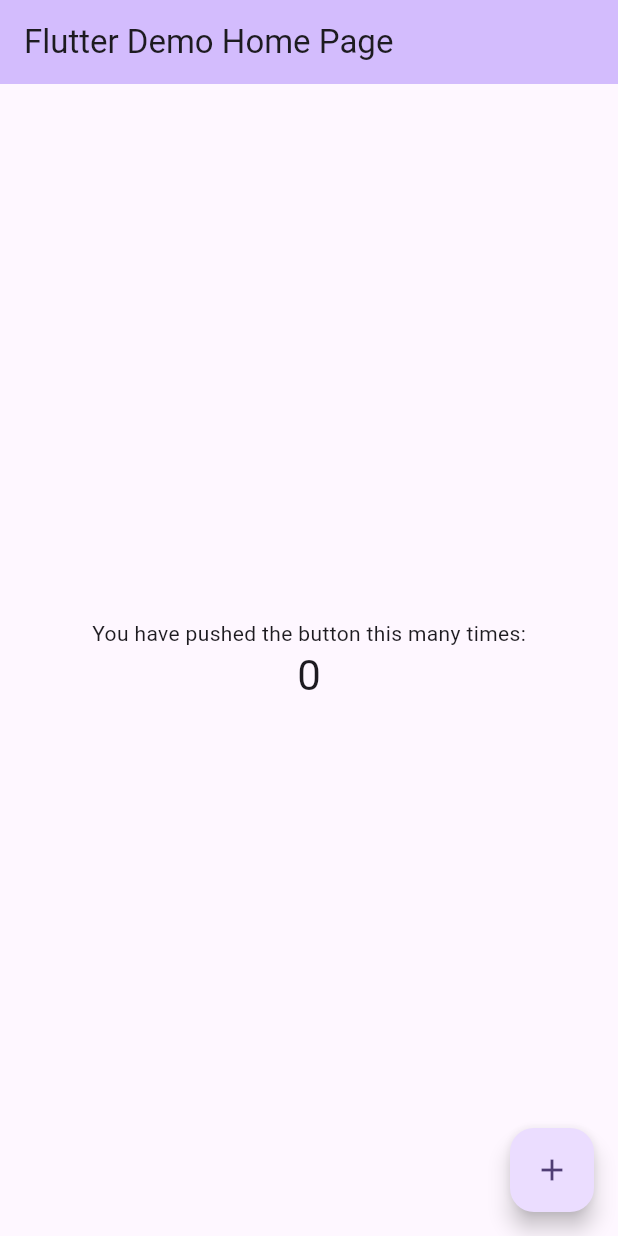
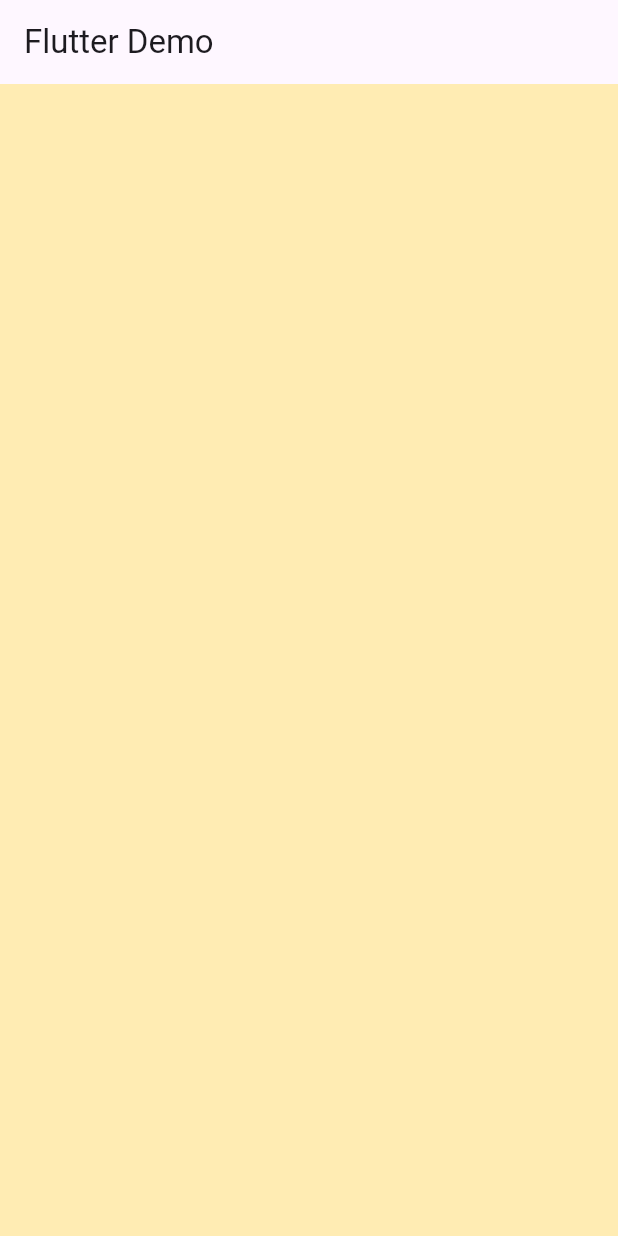
Before and after one commit to Adityasawant1/Clothing, a Flutter app: the screen it shows after launch, on a phone screen of 412 x 824 dp. Run offline on Flutter 3.47's test engine with Material 3 defaults, Android fonts, the light colour scheme and no system bars.

Commit message:
body color change

```diff
--- a/lib/main.dart
+++ b/lib/main.dart
@@ -7,119 +7,27 @@
 class MyApp extends StatelessWidget {
   const MyApp({super.key});
 
-  // This widget is the root of your application.
   @override
   Widget build(BuildContext context) {
     return MaterialApp(
       title: 'Flutter Demo',
-      theme: ThemeData(
-        // This is the theme of your application.
-        //
-        // TRY THIS: Try running your application with "flutter run". You'll see
-        // the application has a purple toolbar. Then, without quitting the app,
-        // try changing the seedColor in the colorScheme below to Colors.green
-        // and then invoke "hot reload" (save your changes or press the "hot
-        // reload" button in a Flutter-supported IDE, or press "r" if you used
-        // the command line to start the app).
-        //
-        // Notice that the counter didn't reset back to zero; the application
-        // state is not lost during the reload. To reset the state, use hot
-        // restart instead.
-        //
-        // This works for code too, not just values: Most code changes can be
-        // tested with just a hot reload.
-        colorScheme: ColorScheme.fromSeed(seedColor: Colors.deepPurple),
-        useMaterial3: true,
-      ),
-      home: const MyHomePage(title: 'Flutter Demo Home Page'),
+      home: Homepage(),
     );
   }
 }
 
-class MyHomePage extends StatefulWidget {
-  const MyHomePage({super.key, required this.title});
-
-  // This widget is the home page of your application. It is stateful, meaning
-  // that it has a State object (defined below) that contains fields that affect
-  // how it looks.
-
-  // This class is the configuration for the state. It holds the values (in this
-  // case the title) provided by the parent (in this case the App widget) and
-  // used by the build method of the State. Fields in a Widget subclass are
-  // always marked "final".
-
-  final String title;
-
-  @override
-  State<MyHomePage> createState() => _MyHomePageState();
-}
-
-class _MyHomePageState extends State<MyHomePage> {
-  int _counter = 0;
-
-  void _incrementCounter() {
-    setState(() {
-      // This call to setState tells the Flutter framework that something has
-      // changed in this State, which causes it to rerun the build method below
-      // so that the display can reflect the updated values. If we changed
-      // _counter without calling setState(), then the build method would not be
-      // called again, and so nothing would appear to happen.
-      _counter++;
-    });
-  }
+class Homepage extends StatelessWidget {
+  const Homepage({super.key});
 
   @override
   Widget build(BuildContext context) {
-    // This method is rerun every time setState is called, for instance as done
-    // by the _incrementCounter method above.
-    //
-    // The Flutter framework has been optimized to make rerunning build methods
-    // fast, so that you can just rebuild anything that needs updating rather
-    // than having to individually change instances of widgets.
     return Scaffold(
       appBar: AppBar(
-        // TRY THIS: Try changing the color here to a specific color (to
-        // Colors.amber, perhaps?) and trigger a hot reload to see the AppBar
-        // change color while the other colors stay the same.
-        backgroundColor: Theme.of(context).colorScheme.inversePrimary,
-        // Here we take the value from the MyHomePage object that was created by
-        // the App.build method, and use it to set our appbar title.
-        title: Text(widget.title),
+        title: Text("Flutter Demo"),
       ),
-      body: Center(
-        // Center is a layout widget. It takes a single child and positions it
-        // in the middle of the parent.
-        child: Column(
-          // Column is also a layout widget. It takes a list of children and
-          // arranges them vertically. By default, it sizes itself to fit its
-          // children horizontally, and tries to be as tall as its parent.
-          //
-          // Column has various properties to control how it sizes itself and
-          // how it positions its children. Here we use mainAxisAlignment to
-          // center the children vertically; the main axis here is the vertical
-          // axis because Columns are vertical (the cross axis would be
-          // horizontal).
-          //
-          // TRY THIS: Invoke "debug painting" (choose the "Toggle Debug Paint"
-          // action in the IDE, or press "p" in the console), to see the
-          // wireframe for each widget.
-          mainAxisAlignment: MainAxisAlignment.center,
-          children: <Widget>[
-            const Text(
-              'You have pushed the button this many times:',
-            ),
-            Text(
-              '$_counter',
-              style: Theme.of(context).textTheme.headlineMedium,
-            ),
-          ],
-        ),
+      body: Container(
+        color: Colors.amber[100],
       ),
-      floatingActionButton: FloatingActionButton(
-        onPressed: _incrementCounter,
-        tooltip: 'Increment',
-        child: const Icon(Icons.add),
-      ), // This trailing comma makes auto-formatting nicer for build methods.
     );
   }
 }
```
